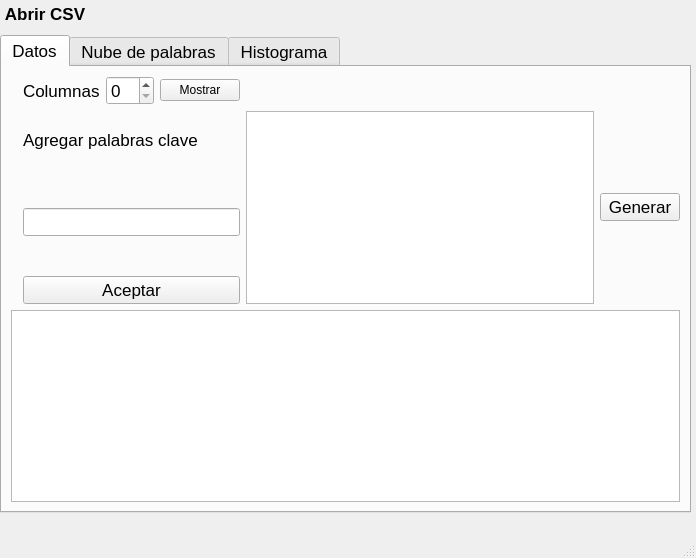
Above: resources/main_view.ui from BaezDa/word-cloud-mvc before the change. Below: the same form after it.
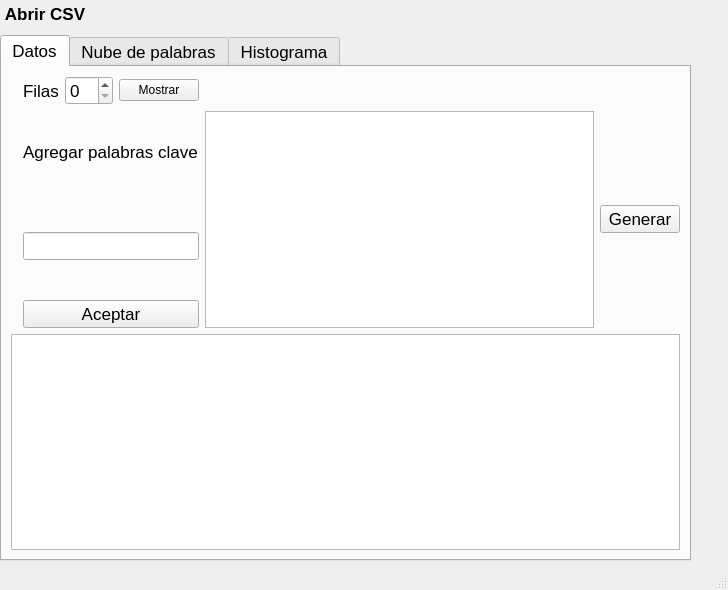
That is the form after the change. The open tabs and pages were chosen to show the change. Icons and pictures are not drawn.

What changed in the file:
```diff
--- a/resources/main_view.ui
+++ b/resources/main_view.ui
@@ -6,8 +6,8 @@
    <rect>
     <x>0</x>
     <y>0</y>
-    <width>696</width>
-    <height>558</height>
+    <width>728</width>
+    <height>590</height>
    </rect>
   </property>
   <property name="windowTitle">
@@ -20,7 +20,7 @@
       <x>0</x>
       <y>0</y>
       <width>691</width>
-      <height>513</height>
+      <height>561</height>
      </rect>
     </property>
     <layout class="QGridLayout" name="gridLayout">
@@ -148,7 +148,7 @@
          <item row="0" column="2">
           <widget class="QLabel" name="label">
            <property name="text">
-            <string>Columnas</string>
+            <string>Filas</string>
            </property>
           </widget>
          </item>
```
Left out of the diff: 46 changed lines with no effect on the pictures.
